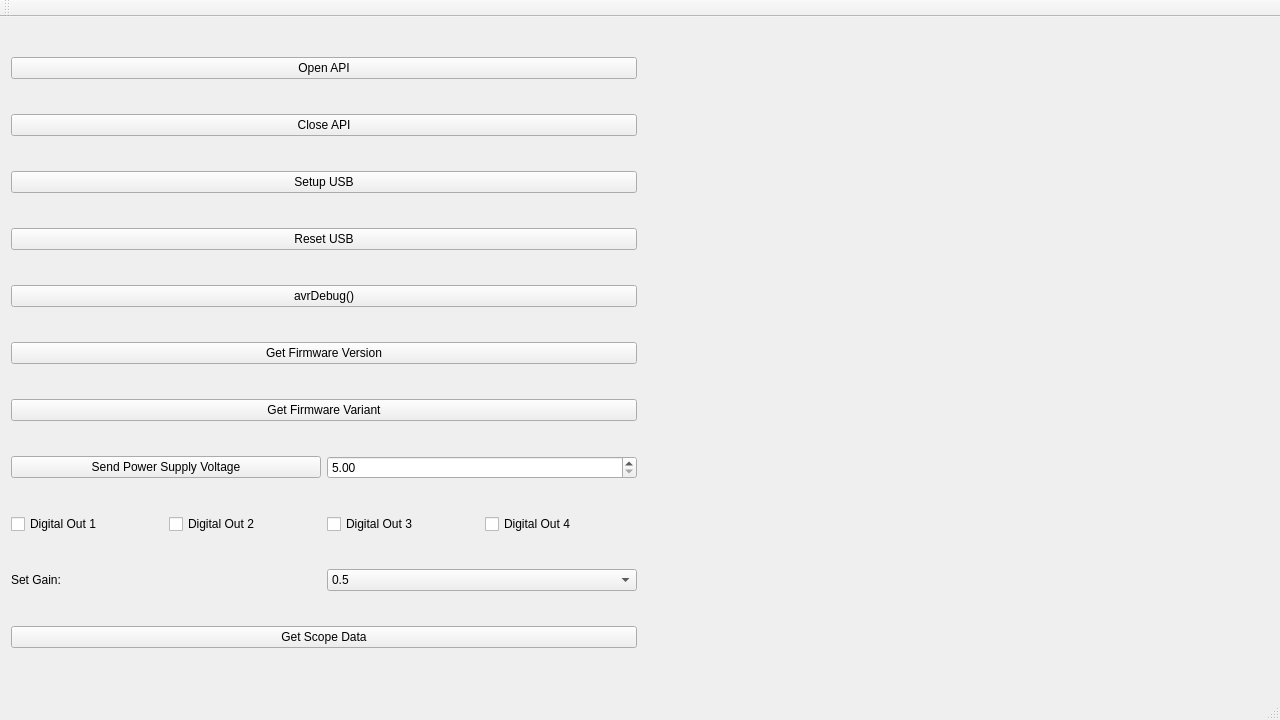
Old version of the form Matlab_Octave_API/___librador/demo/librademo/mainwindow.ui in the repository EspoTek/Labrador.
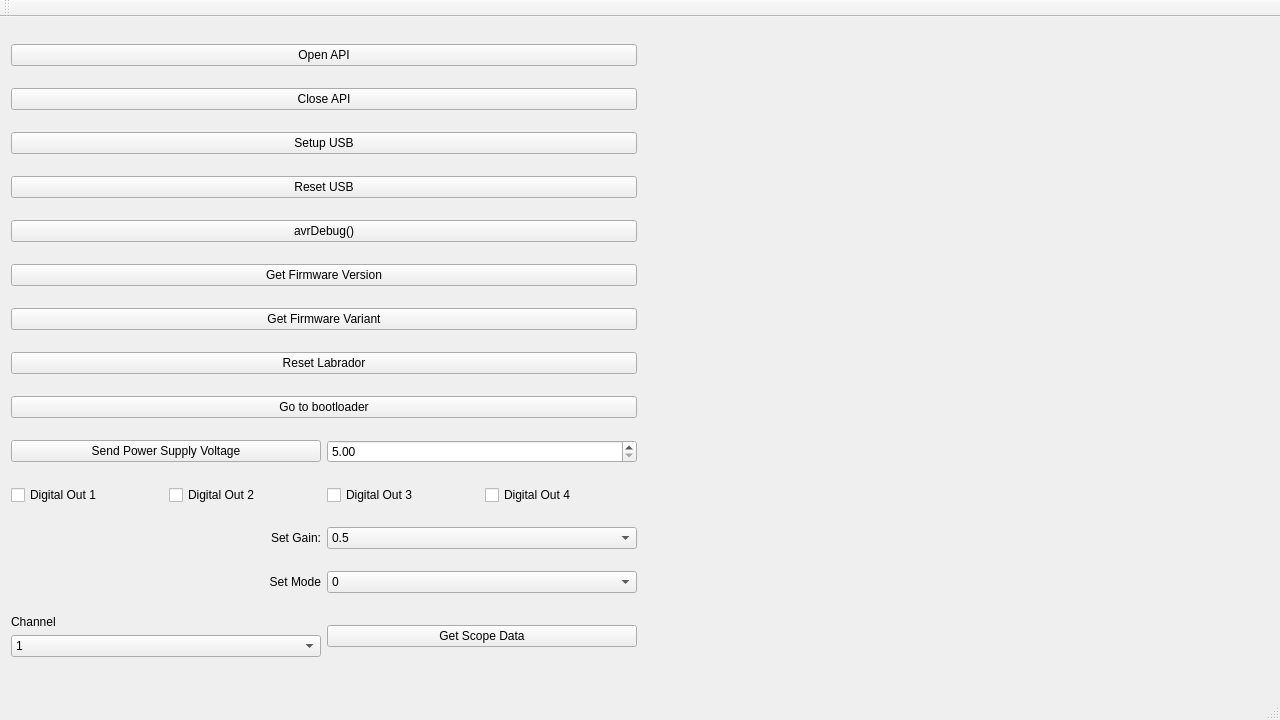
New version of the form. Custom widgets are drawn as their Qt base class.

Commit message: All modes implemented in read/write.

Diff of the .ui file:
```diff
--- a/Matlab_Octave_API/___librador/demo/librademo/mainwindow.ui
+++ b/Matlab_Octave_API/___librador/demo/librademo/mainwindow.ui
@@ -66,6 +66,20 @@
         </property>
        </widget>
       </item>
+      <item>
+       <widget class="QPushButton" name="pushButton_10">
+        <property name="text">
+         <string>Reset Labrador</string>
+        </property>
+       </widget>
+      </item>
+      <item>
+       <widget class="QPushButton" name="pushButton_11">
+        <property name="text">
+         <string>Go to bootloader</string>
+        </property>
+       </widget>
+      </item>
       <item>
        <layout class="QHBoxLayout" name="horizontalLayout_3">
         <item>
@@ -126,12 +140,15 @@
           <property name="text">
            <string>Set Gain:</string>
           </property>
+          <property name="alignment">
+           <set>Qt::AlignRight|Qt::AlignTrailing|Qt::AlignVCenter</set>
+          </property>
          </widget>
         </item>
         <item>
          <widget class="QComboBox" name="comboBox">
           <property name="currentText">
-           <string>1</string>
+           <string>0.5</string>
           </property>
           <item>
            <property name="text">
@@ -178,11 +195,98 @@
        </layout>
       </item>
       <item>
-       <widget class="QPushButton" name="pushButton_5">
-        <property name="text">
-         <string>Get Scope Data</string>
-        </property>
-       </widget>
+       <layout class="QHBoxLayout" name="horizontalLayout_5">
+        <item>
+         <widget class="QLabel" name="label_2">
+          <property name="text">
+           <string>Set Mode</string>
+          </property>
+          <property name="alignment">
+           <set>Qt::AlignRight|Qt::AlignTrailing|Qt::AlignVCenter</set>
+          </property>
+         </widget>
+        </item>
+        <item>
+         <widget class="QComboBox" name="comboBox_2">
+          <item>
+           <property name="text">
+            <string>0</string>
+           </property>
+          </item>
+          <item>
+           <property name="text">
+            <string>1</string>
+           </property>
+          </item>
+          <item>
+           <property name="text">
+            <string>2</string>
+           </property>
+          </item>
+          <item>
+           <property name="text">
+            <string>3</string>
+           </property>
+          </item>
+          <item>
+           <property name="text">
+            <string>4</string>
+           </property>
+          </item>
+          <item>
+           <property name="text">
+            <string>5</string>
+           </property>
+          </item>
+          <item>
+           <property name="text">
+            <string>6</string>
+           </property>
+          </item>
+          <item>
+           <property name="text">
+            <string>7</string>
+           </property>
+          </item>
+         </widget>
+        </item>
+       </layout>
+      </item>
+      <item>
+       <layout class="QHBoxLayout" name="horizontalLayout_6">
+        <item>
+         <layout class="QVBoxLayout" name="verticalLayout_2">
+          <item>
+           <widget class="QLabel" name="label_3">
+            <property name="text">
+             <string>Channel</string>
+            </property>
+           </widget>
+          </item>
+          <item>
+           <widget class="QComboBox" name="comboBox_3">
+            <item>
+             <property name="text">
+              <string>1</string>
+             </property>
+            </item>
+            <item>
+             <property name="text">
+              <string>2</string>
+             </property>
+            </item>
+           </widget>
+          </item>
+         </layout>
+        </item>
+        <item>
+         <widget class="QPushButton" name="pushButton_5">
+          <property name="text">
+           <string>Get Scope Data</string>
+          </property>
+         </widget>
+        </item>
+       </layout>
       </item>
      </layout>
     </item>
```
The commit also changes 10 other files.
